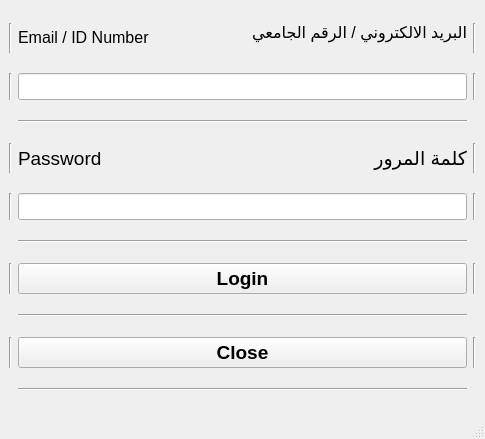
nwaaf20050-netizen/EE202_Course_Project, file GUI_MainApp.ui: the form before one commit.
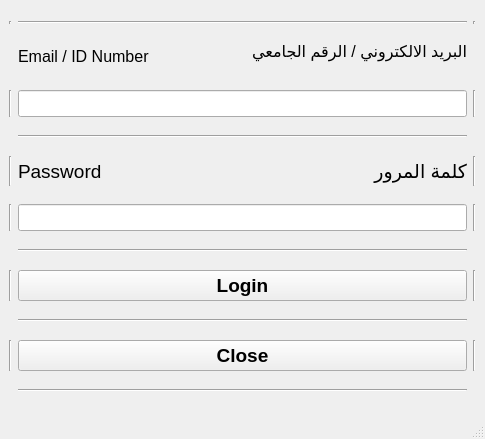
The form after the commit.

Commit message:
Inserted login authentication into GUI
-Added login validation
-Added error handling
-Very Minor GUI changes
- Updated the Student Profile page

Diff of the .ui file:
```diff
--- a/GUI_MainApp.ui
+++ b/GUI_MainApp.ui
@@ -15,7 +15,67 @@
   </property>
   <widget class="QWidget" name="centralwidget">
    <layout class="QGridLayout" name="gridLayout">
-    <item row="6" column="1" colspan="2">
+    <item row="2" column="3">
+     <widget class="Line" name="line_15">
+      <property name="orientation">
+       <enum>Qt::Vertical</enum>
+      </property>
+     </widget>
+    </item>
+    <item row="5" column="3">
+     <widget class="Line" name="line_16">
+      <property name="orientation">
+       <enum>Qt::Vertical</enum>
+      </property>
+     </widget>
+    </item>
+    <item row="0" column="1" colspan="2">
+     <widget class="Line" name="line_18">
+      <property name="orientation">
+       <enum>Qt::Horizontal</enum>
+      </property>
+     </widget>
+    </item>
+    <item row="2" column="0">
+     <widget class="Line" name="line_14">
+      <property name="orientation">
+       <enum>Qt::Vertical</enum>
+      </property>
+     </widget>
+    </item>
+    <item row="1" column="2">
+     <widget class="QLabel" name="label_3">
+      <property name="maximumSize">
+       <size>
+        <width>1040</width>
+        <height>30</height>
+       </size>
+      </property>
+      <property name="font">
+       <font>
+        <pointsize>12</pointsize>
+        <weight>50</weight>
+        <bold>false</bold>
+        <kerning>true</kerning>
+       </font>
+      </property>
+      <property name="layoutDirection">
+       <enum>Qt::RightToLeft</enum>
+      </property>
+      <property name="locale">
+       <locale language="Arabic" country="SaudiArabia"/>
+      </property>
+      <property name="text">
+       <string>&lt;!DOCTYPE HTML PUBLIC &quot;-//W3C//DTD HTML 4.0//EN&quot; &quot;http://www.w3.org/TR/REC-html40/strict.dtd&quot;&gt;
+&lt;html&gt;&lt;head&gt;&lt;meta name=&quot;qrichtext&quot; content=&quot;1&quot; /&gt;&lt;style type=&quot;text/css&quot;&gt;
+p, li { white-space: pre-wrap; }
+&lt;/style&gt;&lt;/head&gt;&lt;body style=&quot; font-family:'MS Shell Dlg 2'; font-size:12pt; font-weight:400; font-style:normal;&quot;&gt;
+&lt;p align=&quot;right&quot; style=&quot; margin-top:12px; margin-bottom:12px; margin-left:0px; margin-right:0px; -qt-block-indent:0; text-indent:0px;&quot;&gt;البريد الالكتروني / الرقم الجامعي&lt;/p&gt;
+&lt;p align=&quot;right&quot; style=&quot;-qt-paragraph-type:empty; margin-top:12px; margin-bottom:12px; margin-left:0px; margin-right:0px; -qt-block-indent:0; text-indent:0px;&quot;&gt;&lt;br /&gt;&lt;/p&gt;&lt;/body&gt;&lt;/html&gt;</string>
+      </property>
+     </widget>
+    </item>
+    <item row="7" column="1" colspan="2">
      <widget class="QPushButton" name="pushButton_Login">
       <property name="font">
        <font>
@@ -38,14 +98,14 @@
       </property>
      </widget>
     </item>
-    <item row="3" column="3">
+    <item row="4" column="3">
      <widget class="Line" name="line_2">
       <property name="orientation">
        <enum>Qt::Vertical</enum>
       </property>
      </widget>
     </item>
-    <item row="3" column="2">
+    <item row="4" column="2">
      <widget class="QLabel" name="label_4">
       <property name="maximumSize">
        <size>
@@ -68,14 +128,14 @@
       </property>
      </widget>
     </item>
-    <item row="3" column="0">
+    <item row="4" column="0">
      <widget class="Line" name="line">
       <property name="orientation">
        <enum>Qt::Vertical</enum>
       </property>
      </widget>
     </item>
-    <item row="3" column="1">
+    <item row="4" column="1">
      <widget class="QLabel" name="label_2">
       <property name="maximumSize">
        <size>
@@ -102,7 +162,7 @@
       </property>
      </widget>
     </item>
-    <item row="1" column="1" colspan="2">
+    <item row="2" column="1" colspan="2">
      <widget class="QLineEdit" name="lineEdit_Username">
       <property name="font">
        <font>
@@ -114,39 +174,7 @@
       </property>
      </widget>
     </item>
-    <item row="0" column="2">
-     <widget class="QLabel" name="label_3">
-      <property name="maximumSize">
-       <size>
-        <width>1040</width>
-        <height>30</height>
-       </size>
-      </property>
-      <property name="font">
-       <font>
-        <pointsize>12</pointsize>
-        <weight>50</weight>
-        <bold>false</bold>
-        <kerning>true</kerning>
-       </font>
-      </property>
-      <property name="layoutDirection">
-       <enum>Qt::RightToLeft</enum>
-      </property>
-      <property name="locale">
-       <locale language="Arabic" country="SaudiArabia"/>
-      </property>
-      <property name="text">
-       <string>&lt;!DOCTYPE HTML PUBLIC &quot;-//W3C//DTD HTML 4.0//EN&quot; &quot;http://www.w3.org/TR/REC-html40/strict.dtd&quot;&gt;
-&lt;html&gt;&lt;head&gt;&lt;meta name=&quot;qrichtext&quot; content=&quot;1&quot; /&gt;&lt;style type=&quot;text/css&quot;&gt;
-p, li { white-space: pre-wrap; }
-&lt;/style&gt;&lt;/head&gt;&lt;body style=&quot; font-family:'MS Shell Dlg 2'; font-size:12pt; font-weight:400; font-style:normal;&quot;&gt;
-&lt;p align=&quot;right&quot; style=&quot; margin-top:12px; margin-bottom:12px; margin-left:0px; margin-right:0px; -qt-block-indent:0; text-indent:0px;&quot;&gt;البريد الالكتروني / الرقم الجامعي&lt;/p&gt;
-&lt;p align=&quot;right&quot; style=&quot;-qt-paragraph-type:empty; margin-top:12px; margin-bottom:12px; margin-left:0px; margin-right:0px; -qt-block-indent:0; text-indent:0px;&quot;&gt;&lt;br /&gt;&lt;/p&gt;&lt;/body&gt;&lt;/html&gt;</string>
-      </property>
-     </widget>
-    </item>
-    <item row="4" column="1" colspan="2">
+    <item row="5" column="1" colspan="2">
      <widget class="QLineEdit" name="lineEdit_Password">
       <property name="font">
        <font>
@@ -170,7 +198,7 @@
       </property>
      </widget>
     </item>
-    <item row="8" column="1" colspan="2">
+    <item row="9" column="1" colspan="2">
      <widget class="QPushButton" name="pushButton_Close">
       <property name="font">
        <font>
@@ -184,46 +212,56 @@
       </property>
      </widget>
     </item>
-    <item row="0" column="1">
-     <widget class="QLabel" name="label">
-      <property name="maximumSize">
-       <size>
-        <width>1040</width>
-        <height>30</height>
-       </size>
-      </property>
-      <property name="font">
-       <font>
-        <pointsize>12</pointsize>
-        <weight>50</weight>
-        <bold>false</bold>
-        <kerning>true</kerning>
-       </font>
-      </property>
-      <property name="text">
-       <string>&lt;!DOCTYPE HTML PUBLIC &quot;-//W3C//DTD HTML 4.0//EN&quot; &quot;http://www.w3.org/TR/REC-html40/strict.dtd&quot;&gt;
-&lt;html&gt;&lt;head&gt;&lt;meta name=&quot;qrichtext&quot; content=&quot;1&quot; /&gt;&lt;style type=&quot;text/css&quot;&gt;
-p, li { white-space: pre-wrap; }
-&lt;/style&gt;&lt;/head&gt;&lt;body style=&quot; font-family:'MS Shell Dlg 2'; font-size:12pt; font-weight:400; font-style:normal;&quot;&gt;
-&lt;p style=&quot; margin-top:12px; margin-bottom:12px; margin-left:0px; margin-right:0px; -qt-block-indent:0; text-indent:0px;&quot;&gt;Email / ID Number&lt;/p&gt;&lt;/body&gt;&lt;/html&gt;</string>
-      </property>
-     </widget>
-    </item>
-    <item row="5" column="1" colspan="2">
+    <item row="6" column="1" colspan="2">
      <widget class="Line" name="line_7">
       <property name="orientation">
        <enum>Qt::Horizontal</enum>
       </property>
      </widget>
     </item>
-    <item row="7" column="1" colspan="2">
+    <item row="3" column="1" colspan="2">
+     <widget class="Line" name="line_8">
+      <property name="orientation">
+       <enum>Qt::Horizontal</enum>
+      </property>
+     </widget>
+    </item>
+    <item row="7" column="0">
+     <widget class="Line" name="line_10">
+      <property name="orientation">
+       <enum>Qt::Vertical</enum>
+      </property>
+     </widget>
+    </item>
+    <item row="9" column="3">
+     <widget class="Line" name="line_12">
+      <property name="orientation">
+       <enum>Qt::Vertical</enum>
+      </property>
+     </widget>
+    </item>
+    <item row="7" column="3">
+     <widget class="Line" name="line_11">
+      <property name="orientation">
+       <enum>Qt::Vertical</enum>
+      </property>
+     </widget>
+    </item>
+    <item row="8" column="1" colspan="2">
      <widget class="Line" name="line_5">
       <property name="orientation">
        <enum>Qt::Horizontal</enum>
       </property>
      </widget>
     </item>
-    <item row="9" column="1" colspan="2">
+    <item row="9" column="0">
+     <widget class="Line" name="line_9">
+      <property name="orientation">
+       <enum>Qt::Vertical</enum>
+      </property>
+     </widget>
+    </item>
+    <item row="10" column="1" colspan="2">
      <widget class="Line" name="line_6">
       <property name="orientation">
        <enum>Qt::Horizontal</enum>
@@ -237,66 +275,35 @@
       </property>
      </widget>
     </item>
-    <item row="2" column="1" colspan="2">
-     <widget class="Line" name="line_8">
-      <property name="orientation">
-       <enum>Qt::Horizontal</enum>
-      </property>
-     </widget>
-    </item>
-    <item row="8" column="0">
-     <widget class="Line" name="line_9">
-      <property name="orientation">
-       <enum>Qt::Vertical</enum>
-      </property>
-     </widget>
-    </item>
-    <item row="6" column="0">
-     <widget class="Line" name="line_10">
-      <property name="orientation">
-       <enum>Qt::Vertical</enum>
-      </property>
-     </widget>
-    </item>
-    <item row="6" column="3">
-     <widget class="Line" name="line_11">
-      <property name="orientation">
-       <enum>Qt::Vertical</enum>
-      </property>
-     </widget>
-    </item>
-    <item row="8" column="3">
-     <widget class="Line" name="line_12">
-      <property name="orientation">
-       <enum>Qt::Vertical</enum>
-      </property>
-     </widget>
-    </item>
-    <item row="4" column="0">
+    <item row="5" column="0">
      <widget class="Line" name="line_13">
       <property name="orientation">
        <enum>Qt::Vertical</enum>
       </property>
      </widget>
     </item>
-    <item row="1" column="0">
-     <widget class="Line" name="line_14">
-      <property name="orientation">
-       <enum>Qt::Vertical</enum>
+    <item row="1" column="1">
+     <widget class="QLabel" name="label">
+      <property name="maximumSize">
+       <size>
+        <width>1040</width>
+        <height>30</height>
+       </size>
       </property>
-     </widget>
-    </item>
-    <item row="1" column="3">
-     <widget class="Line" name="line_15">
-      <property name="orientation">
-       <enum>Qt::Vertical</enum>
+      <property name="font">
+       <font>
+        <pointsize>12</pointsize>
+        <weight>50</weight>
+        <bold>false</bold>
+        <kerning>true</kerning>
+       </font>
       </property>
-     </widget>
-    </item>
-    <item row="4" column="3">
-     <widget class="Line" name="line_16">
-      <property name="orientation">
-       <enum>Qt::Vertical</enum>
+      <property name="text">
+       <string>&lt;!DOCTYPE HTML PUBLIC &quot;-//W3C//DTD HTML 4.0//EN&quot; &quot;http://www.w3.org/TR/REC-html40/strict.dtd&quot;&gt;
+&lt;html&gt;&lt;head&gt;&lt;meta name=&quot;qrichtext&quot; content=&quot;1&quot; /&gt;&lt;style type=&quot;text/css&quot;&gt;
+p, li { white-space: pre-wrap; }
+&lt;/style&gt;&lt;/head&gt;&lt;body style=&quot; font-family:'MS Shell Dlg 2'; font-size:12pt; font-weight:400; font-style:normal;&quot;&gt;
+&lt;p style=&quot; margin-top:12px; margin-bottom:12px; margin-left:0px; margin-right:0px; -qt-block-indent:0; text-indent:0px;&quot;&gt;Email / ID Number&lt;/p&gt;&lt;/body&gt;&lt;/html&gt;</string>
       </property>
      </widget>
     </item>
```
The commit also changes 2 other files.
